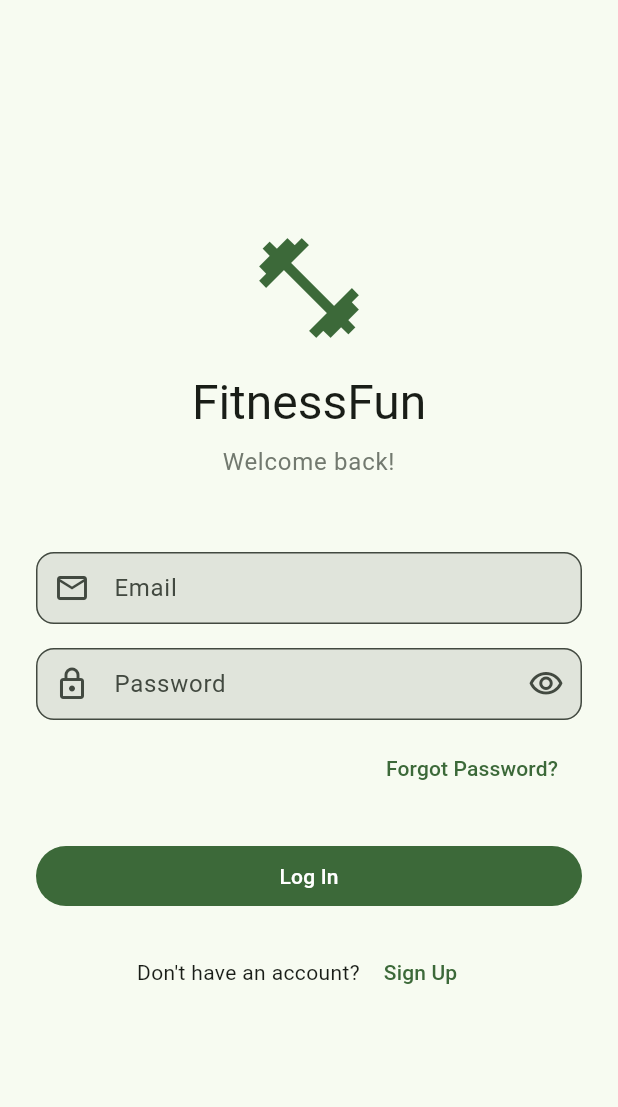
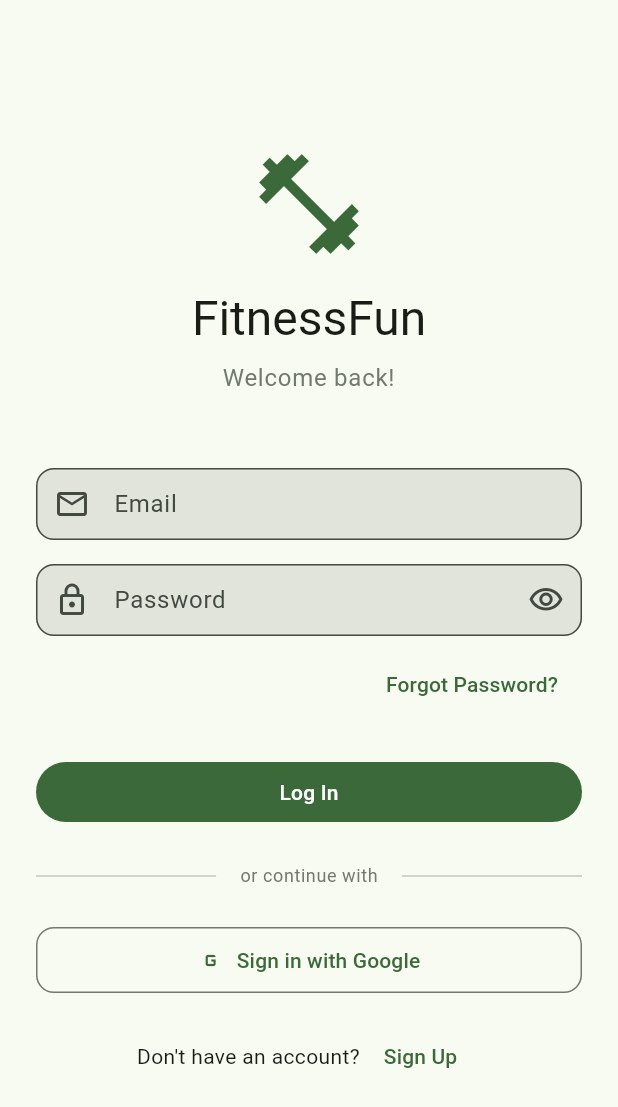
Before and after one commit to LaserFocused-ee/fitnessfun, a Flutter app: the screen it shows after launch, on a phone screen of 412 x 824 dp. Shown: the top 1107 px of the screen. Run offline on Flutter 3.47's test engine with Material 3 defaults, Android fonts, the phone set to English and light mode, and no system bars; drawn by our look-alikes of reactive_forms; our stand-ins replace chewie, flutter_cache_manager, flutter_dotenv, flutter_riverpod, fpdart, freezed_annotation and 7 more; accounts and stored records are empty; generated files the repository leaves out were written again; network calls fail.

Commit message:
Add Google OAuth authentication for web and mobile
- Add google_sign_in package for native OAuth on iOS/Android
- Implement signInWithGoogle() in AuthRepository with platform detection
- Add Google sign-in button to login screen with divider
- Configure deep links in AndroidManifest.xml and Info.plist
- Enable Google OAuth provider in Supabase config.toml
- Support account linking for existing email/password users

Closes RKF-14

Co-Authored-By: Claude Opus 4.5 <noreply@anthropic.com>

```diff
--- a/lib/features/auth/domain/repositories/auth_repository.dart
+++ b/lib/features/auth/domain/repositories/auth_repository.dart
@@ -29,6 +29,12 @@ abstract class AuthRepository {
     required String password,
   });
 
+  /// Sign in with Google OAuth.
+  ///
+  /// If an account with the same email already exists (e.g., email/password),
+  /// the Google identity will be linked to the existing account.
+  Future<Either<Failure, User>> signInWithGoogle();
+
   /// Sign out the current user.
   Future<Either<Failure, Unit>> signOut();
 
--- a/lib/features/auth/presentation/screens/login_screen.dart
+++ b/lib/features/auth/presentation/screens/login_screen.dart
@@ -48,6 +48,17 @@ class _LoginScreenState extends ConsumerState<LoginScreen> {
         );
 
     if (success && mounted) {
+      context.go(AppRoutes.clientHome);
+    }
+  }
+
+  Future<void> _handleGoogleSignIn() async {
+    final success =
+        await ref.read(authNotifierProvider.notifier).signInWithGoogle();
+
+    if (success && mounted) {
+      // User will be redirected based on auth state changes
+      // The router handles navigation based on profile role
       context.go(AppRoutes.clientHome);
     }
   }
@@ -174,6 +185,40 @@ class _LoginScreenState extends ConsumerState<LoginScreen> {
                             )
                           : const Text('Log In'),
                     ),
+                    const SizedBox(height: 24),
+
+                    // Divider with "or"
+                    Row(
+                      children: [
+                        const Expanded(child: Divider()),
+                        Padding(
+                          padding: const EdgeInsets.symmetric(horizontal: 16),
+                          child: Text(
+                            'or continue with',
+                            style: Theme.of(context).textTheme.bodySmall?.copyWith(
+                                  color: Theme.of(context).colorScheme.outline,
+                                ),
+                          ),
+                        ),
+                        const Expanded(child: Divider()),
+                      ],
+                    ),
+                    const SizedBox(height: 24),
+
+                    // Google Sign-In button
+                    OutlinedButton.icon(
+                      onPressed: isLoading ? null : _handleGoogleSignIn,
+                      icon: Image.network(
+                        'https://www.gstatic.com/firebasejs/ui/2.0.0/images/auth/google.svg',
+                        height: 20,
+                        width: 20,
+                        errorBuilder: (_, __, ___) => const Icon(Icons.g_mobiledata),
+                      ),
+                      label: const Text('Sign in with Google'),
+                      style: OutlinedButton.styleFrom(
+                        padding: const EdgeInsets.symmetric(vertical: 12),
+                      ),
+                    ),
                     const SizedBox(height: 16),
 
                     // Sign up link
--- a/pubspec.yaml
+++ b/pubspec.yaml
@@ -13,6 +13,9 @@ dependencies:
 
   # Backend
   supabase_flutter: ^2.8.0
+
+  # Google OAuth
+  google_sign_in: ^6.2.1
 
   # State Management (Riverpod 3 with code gen)
   flutter_riverpod: ^2.6.1
```
Also changed, not shown: lib/features/auth/data/repositories/auth_repository_impl.dart (+105 -0 lines), lib/features/auth/presentation/providers/auth_provider.dart (+18 -0 lines), pubspec.lock, 5 other files.
